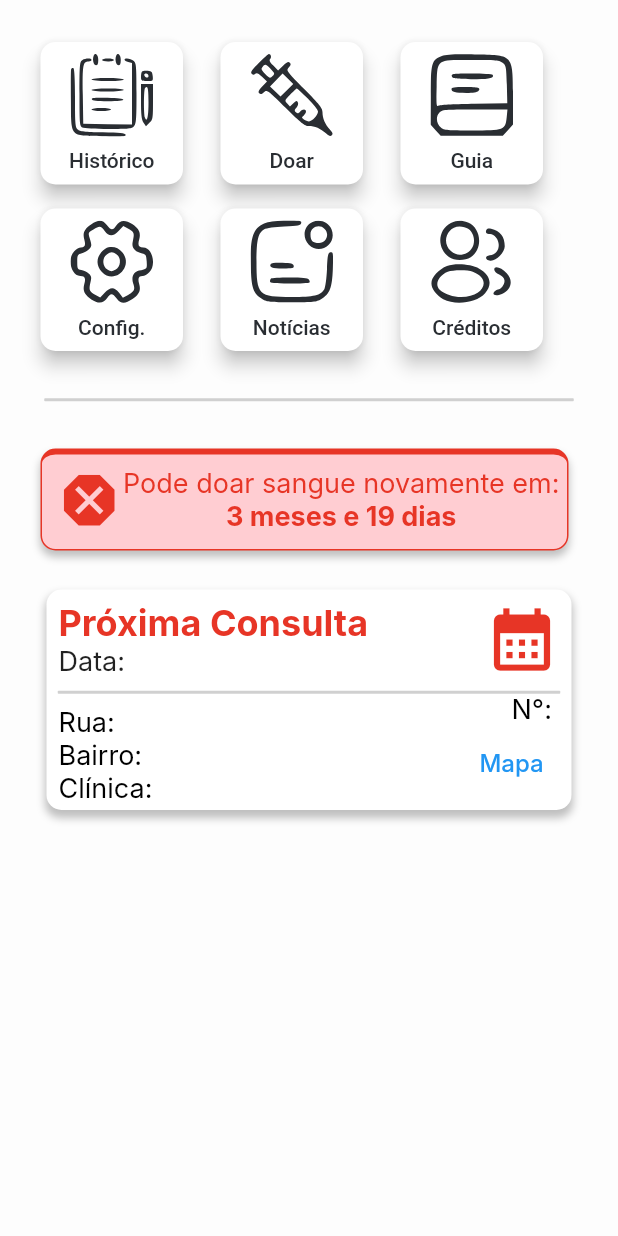
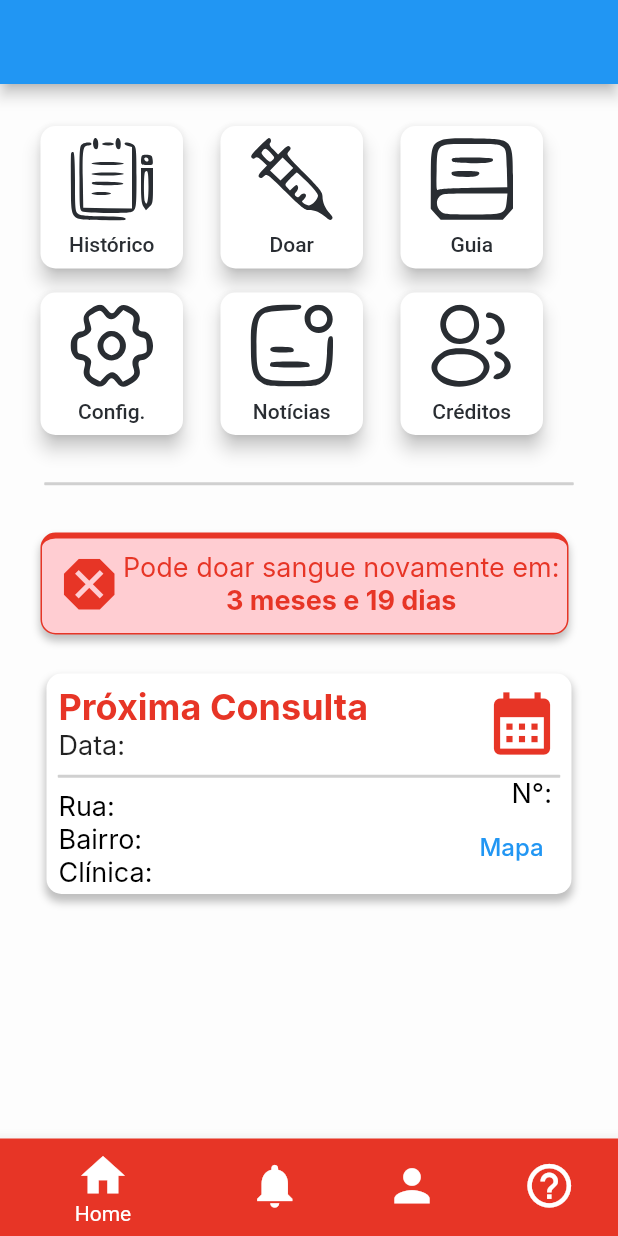
Before and after one commit to Zi0Li/MOBILE-Blood-Bank, a Flutter app: the HomePage screen opened directly, on a phone screen of 412 x 824 dp. Run offline on Flutter 3.47's test engine with Material 2 defaults, Android fonts, the phone set to English and light mode, and no system bars; our stand-ins replace flutter_svg; Roboto replaces fonts that are missing (Inter).

Commit message:
NavigationAppBar // NavigationPages

```diff
--- a/lib/main.dart
+++ b/lib/main.dart
@@ -1,3 +1,4 @@
+import 'package:blood_bank/pages/form.dart';
 import 'package:blood_bank/pages/home.dart';
 import 'package:blood_bank/pages/login.dart';
 import 'package:flutter/material.dart';
@@ -20,7 +21,7 @@ class _BloodBankState extends State<BloodBank> {
   @override
   Widget build(BuildContext context) {
     return Scaffold(
-      body: LoginPage(),
+      body: HomePage(),
     );
   }
 }
--- a/lib/pages/home.dart
+++ b/lib/pages/home.dart
@@ -1,5 +1,8 @@
+import 'package:blood_bank/pages/login.dart';
+import 'package:blood_bank/widgets/AppBar.dart';
 import 'package:blood_bank/widgets/Button.dart';
 import 'package:blood_bank/widgets/MessageBalloon.dart';
+import 'package:blood_bank/widgets/NavigationBar.dart';
 import 'package:blood_bank/widgets/NextConsultation.dart';
 import 'package:flutter/material.dart';
 
@@ -14,8 +17,10 @@ class _HomePageState extends State<HomePage> {
   @override
   Widget build(BuildContext context) {
     return Scaffold(
+      appBar: AppBar(),
       backgroundColor: Color.fromRGBO(253, 253, 253, 1),
-      body: Padding(
+      body: SingleChildScrollView(
+        child: Padding(
           padding: EdgeInsets.fromLTRB(27, 28, 27, 28),
           child: Column(
             mainAxisAlignment: MainAxisAlignment.start,
@@ -25,15 +30,16 @@ class _HomePageState extends State<HomePage> {
                   Button(
                     'Histórico',
                     'icons/Notes.svg',
+                    LoginPage()
                   ),
                   SizedBox(
                     width: 25,
                   ),
-                Button('Doar', 'icons/Syringe.svg'),
+                  Button('Doar', 'icons/Syringe.svg',LoginPage()),
                   SizedBox(
                     width: 25,
                   ),
-                Button('Guia', 'icons/Book.svg'),
+                  Button('Guia', 'icons/Book.svg',LoginPage()),
                 ],
               ),
               SizedBox(
@@ -41,15 +47,15 @@ class _HomePageState extends State<HomePage> {
               ),
               Row(
                 children: [
-                Button('Config.', 'icons/Setting.svg'),
+                  Button('Config.', 'icons/Setting.svg',LoginPage()),
                   SizedBox(
                     width: 25,
                   ),
-                Button('Notícias', 'icons/Notification_Status.svg'),
+                  Button('Notícias', 'icons/Notification_Status.svg',LoginPage()),
                   SizedBox(
                     width: 25,
                   ),
-                Button('Créditos', 'icons/2profile.svg'),
+                  Button('Créditos', 'icons/2profile.svg',LoginPage()),
                 ],
               ),
               SizedBox(
@@ -72,11 +78,15 @@ class _HomePageState extends State<HomePage> {
               ),
               MessageBallon('Pode doar sangue novamente em:',
                   '3 meses e 19 dias', Icons.dangerous),
-          SizedBox(height: 25,),
-            NextConsultation('','','','',''),
+              SizedBox(
+                height: 25,
+              ),
+              NextConsultation('', '', '', '', ''),
             ],
           ),
         ),
+      ),
+      bottomNavigationBar: NavigationAppBar(),
     );
   }
 }
--- a/lib/widgets/Button.dart
+++ b/lib/widgets/Button.dart
@@ -5,8 +5,9 @@ import 'package:flutter_svg/flutter_svg.dart';
 class Button extends StatelessWidget {
   String _text = '';
   String _image = '';
+  Widget _page;
 
-  Button(String this._text, String this._image);
+  Button(String this._text, String this._image, Widget this._page);
 
   @override
   Widget build(BuildContext context) {
@@ -15,7 +16,9 @@ class Button extends StatelessWidget {
         mainAxisAlignment: MainAxisAlignment.center,
         children: [
           ElevatedButton(
-            onPressed: () {},
+            onPressed: () {
+              Navigator.push(context, MaterialPageRoute(builder: (context)=>_page));
+            },
             child: Column(
               mainAxisAlignment: MainAxisAlignment.center,
               children: [
--- /dev/null
+++ b/lib/widgets/NavigationBar.dart
@@ -0,0 +1,51 @@
+import 'package:flutter/material.dart';
+
+class NavigationAppBar extends StatefulWidget {
+  const NavigationAppBar({super.key});
+
+  @override
+  State<NavigationAppBar> createState() => _NavigationAppBarState();
+}
+
+class _NavigationAppBarState extends State<NavigationAppBar> {
+  @override
+  Widget build(BuildContext context) {
+    return BottomNavigationBar(
+        currentIndex: 0,
+        items: const [
+          BottomNavigationBarItem(
+            icon: Icon(
+              Icons.home,
+              size: 35,
+            ),
+            label: 'Home',
+            backgroundColor: Color.fromRGBO(231, 53, 38, 1),
+          ),
+          BottomNavigationBarItem(
+            icon: Icon(
+              Icons.notifications,
+              size: 35,
+            ),
+            label: 'Notificação',
+            backgroundColor: Color.fromRGBO(231, 53, 38, 1),
+          ),
+          BottomNavigationBarItem(
+            icon: Icon(
+              Icons.person,
+              size: 35,
+            ),
+            label: 'Perfil',
+            backgroundColor: Color.fromRGBO(231, 53, 38, 1),
+          ),
+          BottomNavigationBarItem(
+            icon: Icon(
+              Icons.help_outline,
+              size: 35,
+            ),
+            label: 'Duvidas',
+            backgroundColor: Color.fromRGBO(231, 53, 38, 1),
+          ),
+        ],
+      );
+  }
+}
```
Also changed, not shown: lib/pages/form.dart (added, +69 -0 lines), lib/pages/guide.dart (added, +19 -0 lines), lib/pages/login.dart (+95 -10 lines), lib/widgets/AppBar.dart (+51 -5 lines). Lines whose indentation alone changed are shown as unchanged.
